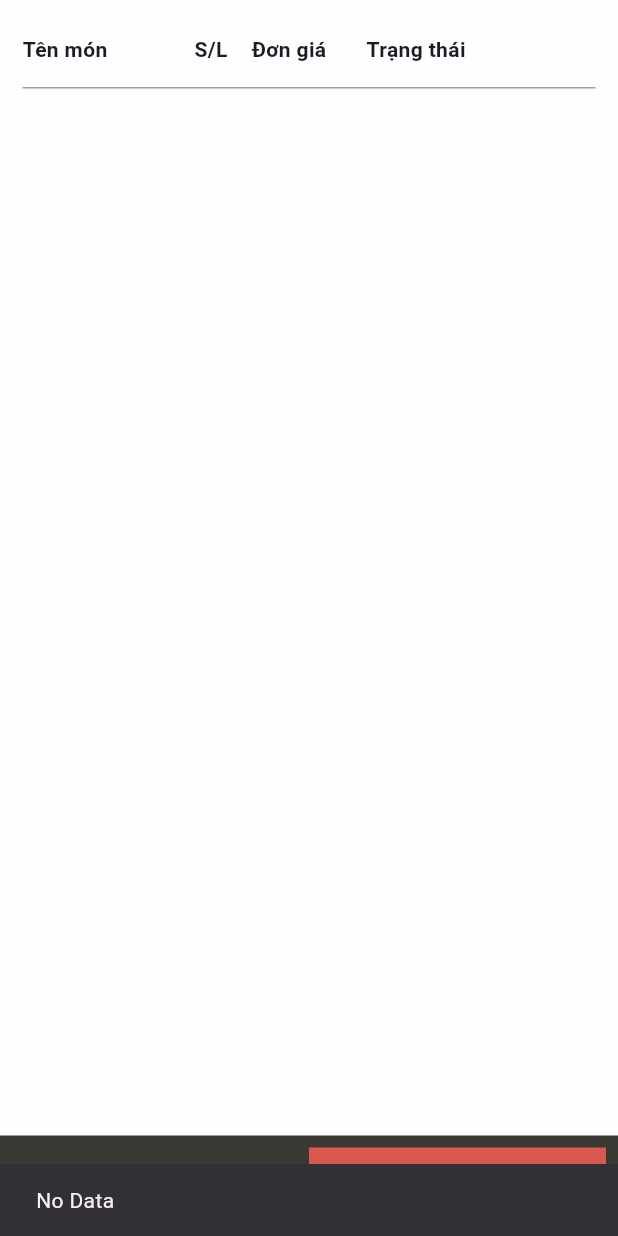
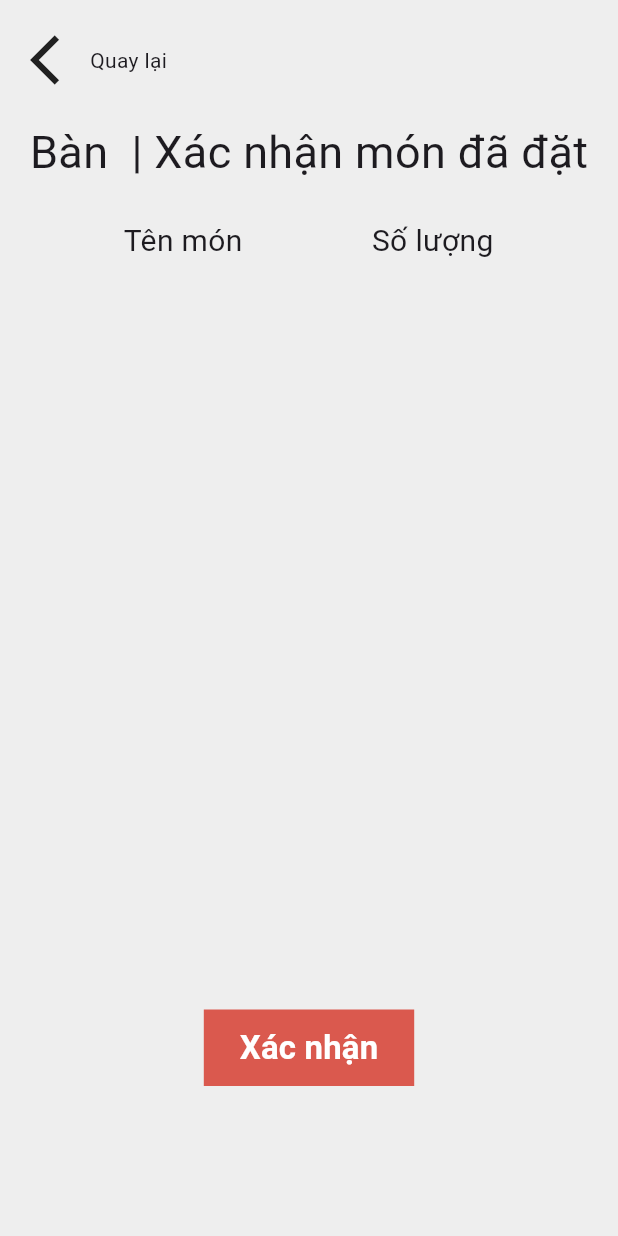
Before and after one commit to nhatlang19/eMenu, a Flutter app: the CartView widget shown alone on an empty page, opened directly, after a tap on "Xác nhận", on a phone screen of 412 x 824 dp. Run offline on Flutter 3.47's test engine with Material 3 defaults, Android fonts, the light colour scheme and no system bars; our stand-ins replace badges, bloc, cached_network_image, equatable, flutter_bloc, flutter_dotenv and 3 more; missing offline and left inert: xml2json; accounts and stored records are empty; network calls fail.

Commit message:
update ui

```diff
--- a/lib/bloc/add_to_cart_bloc/cart_bloc.dart
+++ b/lib/bloc/add_to_cart_bloc/cart_bloc.dart
@@ -9,6 +9,7 @@ import 'package:emenu/models/item.dart';
 import 'package:emenu/models/item_combo.dart';
 import 'package:emenu/models/item_modifier.dart';
 import 'package:emenu/models/submenu.dart';
+import 'package:emenu/models/table.dart';
 import 'package:emenu/repositories/cart_repository.dart';
 import 'package:emenu/repositories/item_repository.dart';
 import 'package:emenu/utils/global.dart';
@@ -41,6 +42,7 @@ class CartBloc extends Bloc<CartEvent, CartState> {
     on<SendOrder>(_onSendOrder);
     on<UpdateQuantityCombo>(_onUpdateQuantityCombo);
     on<LoadItemsWhenEdit>(_onLoadItemsWhenEdit);
+    on<SetTable>(_onSetTable);
   }
 
   void _onResetCart(ResetCart event, Emitter<CartState> emit) {
@@ -300,6 +302,10 @@ class CartBloc extends Bloc<CartEvent, CartState> {
     emit(state.copyWith(toogle: !state.toogle));
   }
 
+  void _onSetTable(SetTable event, Emitter<CartState> emit) {
+    emit(state.copyWith(selectedTable: event.table));
+  }
+
   void _onUpdateNoPeople(UpdateNoPeople event, Emitter<CartState> emit) {
     if (event.value == 'C') {
       emit(state.copyWith(noPeople: "1"));
--- a/lib/bloc/add_to_cart_bloc/cart_event.dart
+++ b/lib/bloc/add_to_cart_bloc/cart_event.dart
@@ -141,3 +141,12 @@ class LoadItemsWhenEdit extends CartEvent {
   @override
   List<Object> get props => [orderNo, posNo, extNo];
 }
+
+class SetTable extends CartEvent {
+  final Table table;
+
+  const SetTable({required this.table});
+
+  @override
+  List<Object> get props => [table];
+}
--- a/lib/bloc/add_to_cart_bloc/cart_state.dart
+++ b/lib/bloc/add_to_cart_bloc/cart_state.dart
@@ -30,11 +30,13 @@ class CartState extends Equatable {
   final ShowCombo showCombo;
   late CartItem cartItemTmp;
   final String errorMessage;
+  final Table selectedTable;
 
   CartState(
       {
       this.cartItems = const <CartItem>[],
       this.status = CartStatus.initial,
+      this.selectedTable = Table.empty,
       this.total = 0,
       this.toogle = false,
       this.showCombo = ShowCombo.hide,
@@ -52,6 +54,7 @@ class CartState extends Equatable {
     String? noPeople,
     CartItem? cartItemTmp,
     String? errorMessage,
+    Table? selectedTable,
   }) {
     var state = CartState(
         status: status ?? this.status,
@@ -59,6 +62,7 @@ class CartState extends Equatable {
         total: total ?? this.total,
         toogle: toogle ?? this.toogle,
         showCombo: showCombo ?? this.showCombo,
+        selectedTable: selectedTable ?? this.selectedTable,
         errorMessage: errorMessage ?? this.errorMessage,
         noPeople: noPeople ?? this.noPeople);
 
@@ -128,6 +132,7 @@ class CartState extends Equatable {
         noPeople,
         showCombo,
         cartItemTmp,
-        errorMessage
+        errorMessage,
+        selectedTable
       ];
 }
--- a/lib/config/routes/router.dart
+++ b/lib/config/routes/router.dart
@@ -1,5 +1,6 @@
 import 'package:emenu/modules/auth/main_page.dart';
 import 'package:emenu/modules/cart/cart_page.dart';
+import 'package:emenu/modules/confirm/confirm_page.dart';
 import 'package:emenu/modules/order/order_page.dart';
 import 'package:emenu/modules/setting/setting_page.dart';
 import 'package:emenu/modules/table/table_page.dart';
@@ -7,8 +8,6 @@ import 'package:flutter/material.dart';
 
 class Router {
   static Route<dynamic> generateRoute(RouteSettings settings) {
-
-
     switch (settings.name) {
       case 'MainPage':
         return MaterialPageRoute(builder: (_) => const MainPage());
@@ -21,6 +20,8 @@ class Router {
         return MaterialPageRoute(builder: (_) => const CartPage());
       case 'SettingPage':
         return MaterialPageRoute(builder: (_) => const SettingPage());
+      case 'ConfirmPage':
+        return MaterialPageRoute(builder: (_) => const ConfirmPage());
       default:
         return MaterialPageRoute(
             builder: (_) => Scaffold(
--- a/lib/config/routes/routes.dart
+++ b/lib/config/routes/routes.dart
@@ -8,4 +8,6 @@ class Routes {
   static const String cartPage = 'CartPage';
 
   static const String settingPage = 'SettingPage';
+
+  static const String confirmPage = 'ConfirmPage';
 }
--- a/lib/modules/cart/cart_view.dart
+++ b/lib/modules/cart/cart_view.dart
@@ -2,8 +2,10 @@ import 'dart:io';
 
 import 'package:emenu/bloc/add_to_cart_bloc/cart_bloc.dart';
 import 'package:emenu/bloc/add_to_cart_bloc/dto/cart_item.dart';
+import 'package:emenu/config/routes/routes.dart';
 import 'package:emenu/config/themes/app_colors.dart';
 import 'package:emenu/constants/order.dart';
+import 'package:emenu/modules/confirm/confirm_page.dart';
 import 'package:emenu/modules/order/bloc/order_bloc.dart';
 import 'package:emenu/utils/screen_util.dart';
 import 'package:flutter/material.dart';
@@ -28,7 +30,7 @@ class _CartViewState extends State<CartView> {
               SnackBar(content: Text(state.errorMessage)),
             );
         } else if (state.status == CartStatus.sendOrderSuccess) {
-          context.read<CartBloc>().add(ResetCart());
+          //context.read<CartBloc>().add(ResetCart());
           if (Navigator.canPop(context)) {
             Navigator.of(context).pop("REFRESH_TABLE");
           }
@@ -106,36 +108,49 @@ class _CartViewState extends State<CartView> {
                                 color: AppColors.mainRed,
                                 child: OutlinedButton(
                                     onPressed: () {
-                                      String sendNewOrder = "0";
-                                      String reSendOrder = "0";
-                                      var orderState = BlocProvider.of<OrderBloc>(context).state;
-                                      String status = state.getStatus(isEdit: !orderState.isAddNew);
-                                      if (status == Order.STATUS_DATATABLE_NO_DATA) {
-                                        ScaffoldMessenger.of(context)
-                                        ..hideCurrentSnackBar()
-                                        ..showSnackBar(
-                                          SnackBar(content: Text(status)),
-                                        );
-                                      } else {
-                                        if (status == Order.STATUS_DATATABLE_SEND_ALL) {
-                                          sendNewOrder = "1";
-                                        } else if (status == Order.STATUS_DATATABLE_RESEND) {
-                                          reSendOrder = "1";
-                                          // @TODO: need to confirm modal before resend
-                                        }
-                                        context.read<CartBloc>().add(SendOrder(
-                                          sendNewOrder: sendNewOrder,
-                                          reSendOrder: reSendOrder,
-                                          order: orderState.order,
-                                          isAddNew: orderState.isAddNew,
-                                          typeLoad: orderState.isAddNew ? "NewOrder" : "EditOrder",
-                                          currTable: orderState.selectedTable.TableNo,
-                                          currTableGroup: orderState.selectedForGroup.TableNo,
-                                          noOfPerson: "1",
-                                          salesCode: orderState.selectedCode.code,
-                                          POSBizDate: ScreenUtil.getCurrentDate('yyyyMMdd')
-                                        ));
-                                      }
+                                      // var orderState = BlocProvider.of<OrderBloc>(context).state;
+                                      // context.read<CartBloc>().add(SetTable(table: orderState.selectedTable));
+                                      // Navigator.pushNamed(context, 'ConfirmPage');
+
+                                      Navigator.of(context).push(
+                                        MaterialPageRoute<ConfirmPage>(
+                                          builder: (_) => BlocProvider.value(
+                                            value: BlocProvider.of<OrderBloc>(context),
+                                            child: const ConfirmPage(),
+                                          ),
+                                        ),
+                                      );
+
+                                      // String sendNewOrder = "0";
+                                      // String reSendOrder = "0";
+                                      // var orderState = BlocProvider.of<OrderBloc>(context).state;
+                                      // String status = state.getStatus(isEdit: !orderState.isAddNew);
+                                      // if (status == Order.STATUS_DATATABLE_NO_DATA) {
+                                      //   ScaffoldMessenger.of(context)
+                                      //   ..hideCurrentSnackBar()
+                                      //   ..showSnackBar(
+                                      //     SnackBar(content: Text(status)),
+                                      //   );
+                                      // } else {
+                                      //   if (status == Order.STATUS_DATATABLE_SEND_ALL) {
+                                      //     sendNewOrder = "1";
+                                      //   } else if (status == Order.STATUS_DATATABLE_RESEND) {
+                                      //     reSendOrder = "1";
+                                      //     // @TODO: need to confirm modal before resend
+                                      //   }
+                                      //   context.read<CartBloc>().add(SendOrder(
+                                      //     sendNewOrder: sendNewOrder,
+                                      //     reSendOrder: reSendOrder,
+                                      //     order: orderState.order,
+                                      //     isAddNew: orderState.isAddNew,
+                                      //     typeLoad: orderState.isAddNew ? "NewOrder" : "EditOrder",
+                                      //     currTable: orderState.selectedTable.TableNo,
+                                      //     currTableGroup: orderState.selectedForGroup.TableNo,
+                                      //     noOfPerson: "1",
+                                      //     salesCode: orderState.selectedCode.code,
+                                      //     POSBizDate: ScreenUtil.getCurrentDate('yyyyMMdd')
+                                      //   ));
+                                      // }
                                     },
                                     style: OutlinedButton.styleFrom(
                                       side: BorderSide.none, // Remove the default border
--- a/lib/modules/cart/cart_view_drawer.dart
+++ b/lib/modules/cart/cart_view_drawer.dart
@@ -42,13 +42,13 @@ class CartViewDrawer extends StatelessWidget {
                           );
                         }
                         ), // t
-                        Text("Danh sách món đã gọi", style: TextStyle(fontSize: 20),),
+                        const Text("Danh sách món đã gọi", style: TextStyle(fontSize: 20),),
                         const SizedBox(width: 1)
                       ],
                     ),
                   ),
                 ),
-                CartView()
+                const CartView()
               ],
             )
         ),
--- /dev/null
+++ b/lib/modules/confirm/confirm_page.dart
@@ -0,0 +1,23 @@
+import 'package:emenu/bloc/add_to_cart_bloc/cart_bloc.dart';
+import 'package:emenu/modules/confirm/widgets/confirm_view.dart';
+import 'package:emenu/modules/order/bloc/order_bloc.dart';
+import 'package:emenu/repositories/order_repository.dart';
+import 'package:flutter/material.dart';
+import 'package:flutter_bloc/flutter_bloc.dart';
+
+class ConfirmPage extends StatefulWidget {
+  const ConfirmPage({super.key});
+
+  @override
+  State<ConfirmPage> createState() => _ConfirmPageState();
+}
+
+class _ConfirmPageState extends State<ConfirmPage> {
+  @override
+  Widget build(BuildContext parentContext) {
+    return Scaffold(
+      backgroundColor: Colors.grey[200],
+        body: const ConfirmView(),
+    );
+  }
+}
--- /dev/null
+++ b/lib/modules/confirm/widgets/confirm_view.dart
@@ -0,0 +1,226 @@
+import 'package:emenu/bloc/add_to_cart_bloc/cart_bloc.dart';
+import 'package:emenu/bloc/add_to_cart_bloc/dto/cart_item.dart';
+import 'package:emenu/config/themes/app_colors.dart';
+import 'package:emenu/constants/order.dart';
+import 'package:emenu/modules/order/bloc/order_bloc.dart';
+import 'package:emenu/utils/screen_util.dart';
+import 'package:flutter/material.dart';
+import 'package:flutter_bloc/flutter_bloc.dart';
+
+class ConfirmView extends StatelessWidget {
+  const ConfirmView({super.key});
+
+  @override
+  Widget build(BuildContext context) {
+    return Column(
+      children: [
+        _buildBack(context),
+        _buildTitle(context),
+        _buildTableHeader(context),
+        _buildTableRow(context),
+        _buildConfirmButton(context),
+        const SizedBox(
+          height: 100,
+        )
+      ],
+    );
+  }
+
+  _buildBack(BuildContext context) {
+    return Padding(
+      padding: const EdgeInsets.all(20.0),
+      child: Row(
+        mainAxisAlignment: MainAxisAlignment.spaceBetween,
+        children: [
+          InkWell(
+            onTap: () {
+              Navigator.pop(context);
+            },
+            child: const Row(
+              mainAxisSize: MainAxisSize.min,
+              children: [
+                Icon(Icons.arrow_back_ios, size: 40),
+                Text('Quay lại')
+              ],
+            ),
+          ),
+          const SizedBox(
+            width: 1,
+          ),
+          const SizedBox(
+            width: 1,
+          ),
+        ],
+      ),
+    );
+  }
+
+  _buildTitle(BuildContext context) {
+    return BlocBuilder<OrderBloc, OrderState>(
+      // buildWhen: (previous, current) =>
+      //     previous.cartItems.length != current.cartItems.length ||
+      //     current.status == CartStatus.updatedQuantity ||
+      //     current.status == CartStatus.success,
+      builder: (context, state) {
+        return Center(
+          child: Text(
+            'Bàn ${state.selectedTable.TableNo.trim()} | Xác nhận món đã đặt',
+            style: const TextStyle(fontSize: 30),
+          ),
+        );
+      },
+    );
+  }
+
+  _buildTableRow(BuildContext context) {
+    double width = MediaQuery.of(context).size.width / 5;
+    return BlocBuilder<CartBloc, CartState>(
+      buildWhen: (previous, current) =>
+          previous.cartItems.length != current.cartItems.length ||
+          current.status == CartStatus.updatedQuantity ||
+          current.status == CartStatus.success,
+      builder: (context, state) {
+        return Expanded(
+          child: SingleChildScrollView(
+            scrollDirection: Axis.vertical,
+            child: Padding(
+              padding: EdgeInsets.only(left: width, right: width, top: 0.0),
+              child: Table(columnWidths: const {
+                0: FlexColumnWidth(2),
+                1: FlexColumnWidth(1),
+              }, children: [
+                ...state.cartItems.asMap().entries.map((entry) {
+                  int index = entry.key;
+                  CartItem data = entry.value;
+                  return _buildDataRow(index, data);
+                }),
+              ]),
+            ),
+          ),
+        );
+      },
+    );
+  }
+
+  TableRow _buildDataRow(int index, CartItem item) {
+    String title = item.item.recptDesc;
+    String qty = item.qty.toStringAsFixed(1);
+    if (item.item.getPrintStatusStr() == "") {
+      return TableRow(
+        children: [
+          _buildTableCellText(title,
+              padding: const EdgeInsets.only(top: 5.0, bottom: 5.0)),
+          _buildTableCellTextCenter(qty,
+              padding: const EdgeInsets.only(top: 5.0, bottom: 5.0)),
+        ],
+      );
+    } else {
+      return const TableRow(
+        children: [
+          SizedBox(),
+          SizedBox(),
+        ],
+      );
+    }
+  }
+
+  _buildTableHeader(BuildContext context) {
+    double width = MediaQuery.of(context).size.width / 5;
+    return Center(
+      child: Padding(
+        padding: EdgeInsets.only(left: width, right: width, top: 8.0),
+        child: Table(columnWidths: const {
+          0: FlexColumnWidth(2),
+          1: FlexColumnWidth(1),
+        }, children: [
+          TableRow(
+            children: [
+              _buildTableCellText('Tên món'),
+              _buildTableCellTextCenter('Số lượng'),
+            ],
+          )
+        ]),
+      ),
+    );
+  }
+
+  _buildTableCellText(String text,
+      {EdgeInsetsGeometry padding =
+          const EdgeInsets.only(top: 15.0, bottom: 15.0)}) {
+    return TableCell(
+      child: Padding(
+        padding: padding,
+        child: Text(text, style: const TextStyle(fontSize: 20)),
+      ),
+    );
+  }
+
+  _buildTableCellTextCenter(String text,
+      {EdgeInsetsGeometry padding =
+          const EdgeInsets.only(top: 15.0, bottom: 15.0)}) {
+    return Center(
+      child: TableCell(
+        child: Padding(
+          padding: padding,
+          child:
+              Text(text, style: const TextStyle(fontSize: 20)),
+        ),
+      ),
+    );
+  }
+
+  _buildConfirmButton(BuildContext context) {
+    return BlocBuilder<CartBloc, CartState>(
+      builder: (context, state) {
+        return Center(
+          child: Container(
+            color: AppColors.mainRed,
+            child: OutlinedButton(
+              onPressed: () {
+                String sendNewOrder = "0";
+                String reSendOrder = "0";
+                var orderState = BlocProvider.of<OrderBloc>(context).state;
+                String status = state.getStatus(isEdit: !orderState.isAddNew);
+                if (status == Order.STATUS_DATATABLE_NO_DATA) {
+                  ScaffoldMessenger.of(context)
+                    ..hideCurrentSnackBar()
+                    ..showSnackBar(
+                      SnackBar(content: Text(status)),
+                    );
+                } else {
+                  if (status == Order.STATUS_DATATABLE_SEND_ALL) {
+                    sendNewOrder = "1";
+                  } else if (status == Order.STATUS_DATATABLE_RESEND) {
+                    reSendOrder = "1";
+                    // @TODO: need to confirm modal before resend
+                  }
+                  context.read<CartBloc>().add(SendOrder(
+                      sendNewOrder: sendNewOrder,
+                      reSendOrder: reSendOrder,
+                      order: orderState.order,
+                      isAddNew: orderState.isAddNew,
+                      typeLoad: orderState.isAddNew ? "NewOrder" : "EditOrder",
+                      currTable: orderState.selectedTable.TableNo,
+                      currTableGroup: orderState.selectedForGroup.TableNo,
+                      noOfPerson: "1",
+                      salesCode: orderState.selectedCode.code,
+                      POSBizDate: ScreenUtil.getCurrentDate('yyyyMMdd')));
+                }
+              },
+              style: OutlinedButton.styleFrom(
+                side: BorderSide.none, // Remove the default border
+                padding: const EdgeInsets.symmetric(
+                    horizontal: 24.0, vertical: 10.0), // Button padding
+              ),
+              child: const Text('Xác nhận',
+                  style: TextStyle(
+                      fontSize: 22.0,
+                      fontWeight: FontWeight.bold,
+                      color: Colors.white)),
+            ),
+          ),
+        );
+      },
+    );
+  }
+}
--- a/lib/modules/order/bloc/order_bloc.dart
+++ b/lib/modules/order/bloc/order_bloc.dart
@@ -17,7 +17,7 @@ class OrderBloc extends Bloc<OrderEvent, OrderState> {
     on<FetchOrders>(_onFetchOrders);
   }
 
-   void _onOrderInitPage(OrderInitPage event, Emitter<OrderState> emit) {
+  void _onOrderInitPage(OrderInitPage event, Emitter<OrderState> emit) {
     emit(state.copyWith(selectedForGroup: event.selectedForGroup
                         , status: OrderStatus.initOrder
                         , isAddNew: event.isAddNew
@@ -25,7 +25,6 @@ class OrderBloc extends Bloc<OrderEvent, OrderState> {
                         , order: event.order
                         , selectedTable: event.selectedTable
                         , selectedCode: event.selectedCode));
-
   }
 
   void _onChangeSelectOrder(ChangeSelectOrder event, Emitter<OrderState> emit) {
--- a/lib/modules/order/widgets/menu_grid_right.dart
+++ b/lib/modules/order/widgets/menu_grid_right.dart
@@ -40,7 +40,9 @@ class MenuGridRight extends StatelessWidget {
                             onTapDown: (details) {
                               OverlayState overlayState = Overlay.of(context);
                                overlayEntry = OverlayEntry(builder: (context) {
-                                return Positioned(
+                                return Stack(
+                                  children: [
+                                    Positioned(
                                       top: details.globalPosition.dy + 10,
                                       left: details.globalPosition.dx + 10,
                                       child: Material(
@@ -67,6 +69,8 @@ class MenuGridRight extends StatelessWidget {
                                           ),
                                         ),
                                       ),
+                                    ),
+                                  ],
                                 );
                               });
                               overlayState.insert(overlayEntry);
```
Lines whose indentation alone changed are shown as unchanged.
